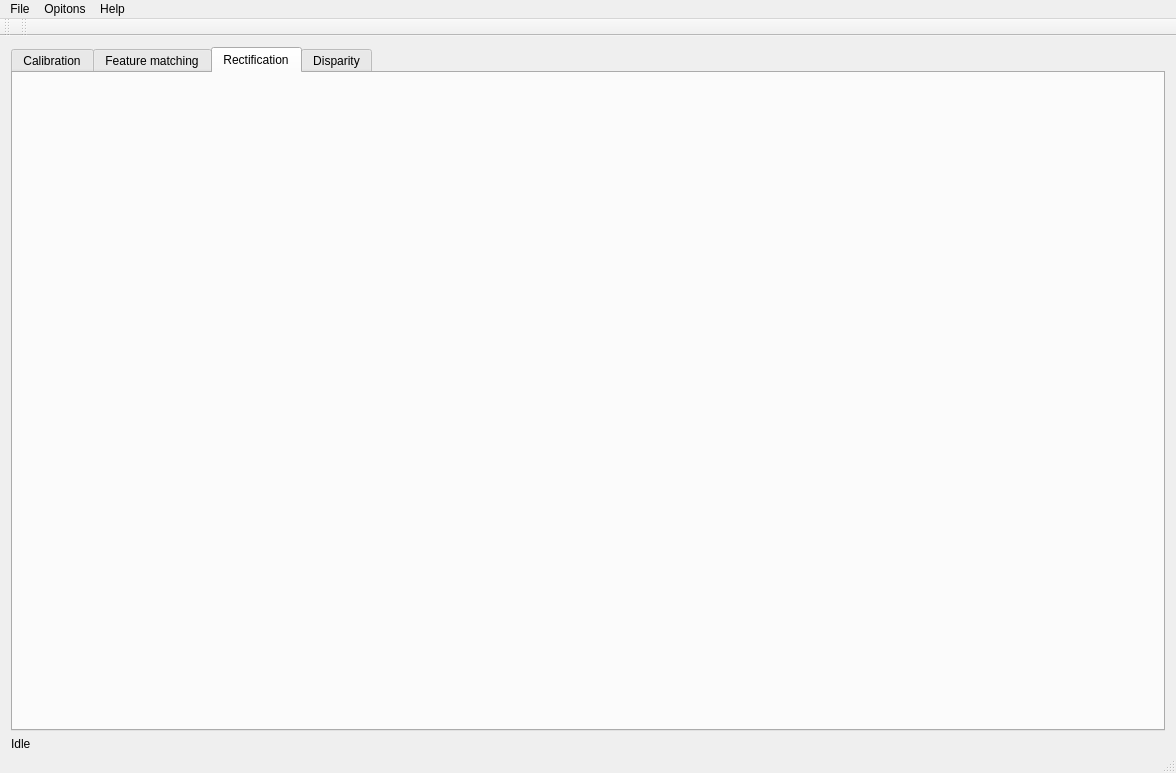
Qt form qtsrc/mainwindow.ui (DzikiBorsuk/praca-inzynierska) before a commit.
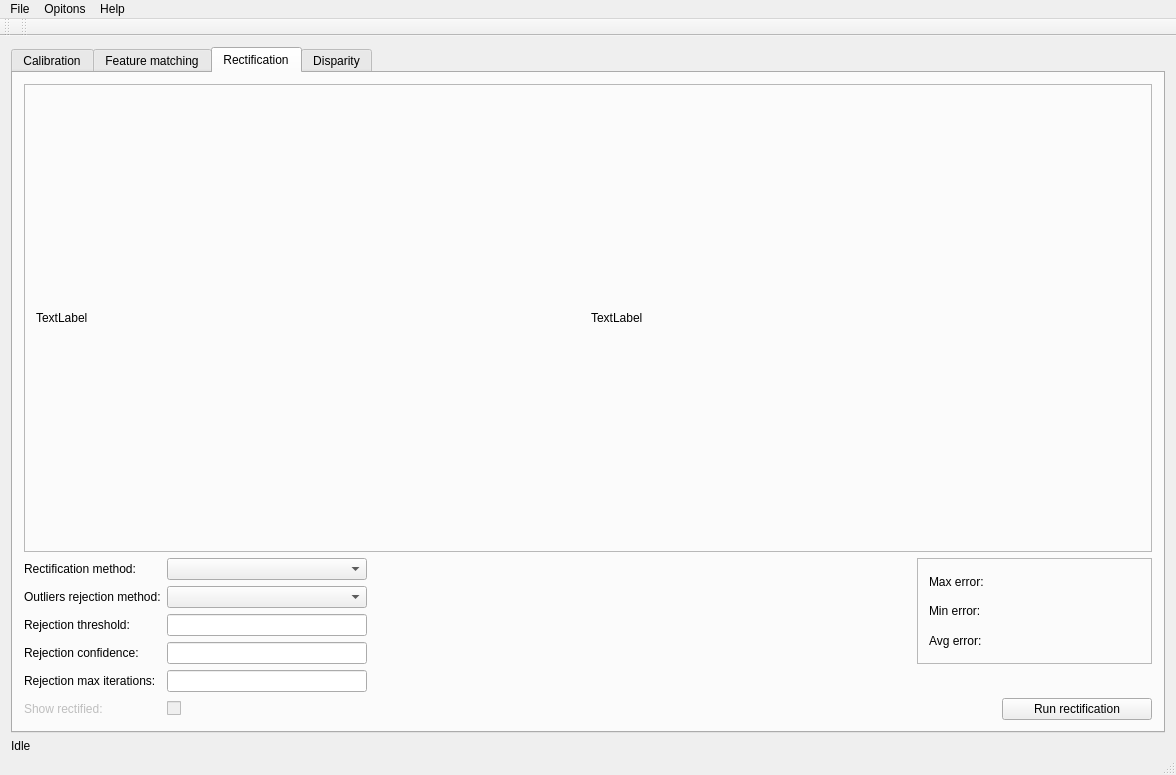
The same form after that commit. The open tabs and pages were chosen to show the change.

What changed in the file:
```diff
--- a/qtsrc/mainwindow.ui
+++ b/qtsrc/mainwindow.ui
@@ -7,7 +7,7 @@
     <x>0</x>
     <y>0</y>
     <width>1169</width>
-    <height>773</height>
+                <height>775</height>
    </rect>
   </property>
   <property name="windowTitle">
@@ -386,7 +386,269 @@
        </attribute>
        <layout class="QVBoxLayout" name="verticalLayout_4">
         <item>
-         <layout class="QGridLayout" name="gridLayout_5"/>
+                                    <layout class="QGridLayout" name="gridLayout_5">
+                                        <item row="2" column="0">
+                                            <widget class="QLabel" name="label">
+                                                <property name="text">
+                                                    <string>Outliers rejection method:</string>
+                                                </property>
+                                            </widget>
+                                        </item>
+                                        <item row="3" column="0">
+                                            <widget class="QLabel" name="label_2">
+                                                <property name="enabled">
+                                                    <bool>true</bool>
+                                                </property>
+                                                <property name="text">
+                                                    <string>Rejection threshold:</string>
+                                                </property>
+                                            </widget>
+                                        </item>
+                                        <item row="6" column="1">
+                                            <widget class="QCheckBox" name="checkBox_showRectified">
+                                                <property name="enabled">
+                                                    <bool>false</bool>
+                                                </property>
+                                                <property name="text">
+                                                    <string/>
+                                                </property>
+                                            </widget>
+                                        </item>
+                                        <item row="5" column="0">
+                                            <widget class="QLabel" name="label_4">
+                                                <property name="text">
+                                                    <string>Rejection max iterations:</string>
+                                                </property>
+                                            </widget>
+                                        </item>
+                                        <item row="0" column="0" colspan="7">
+                                            <widget class="QFrame" name="frame_3">
+                                                <property name="frameShape">
+                                                    <enum>QFrame::StyledPanel</enum>
+                                                </property>
+                                                <property name="frameShadow">
+                                                    <enum>QFrame::Raised</enum>
+                                                </property>
+                                                <layout class="QHBoxLayout" name="horizontalLayout_2">
+                                                    <item>
+                                                        <widget class="QLabel" name="label_rectificationLeftImage">
+                                                            <property name="text">
+                                                                <string>TextLabel</string>
+                                                            </property>
+                                                        </widget>
+                                                    </item>
+                                                    <item>
+                                                        <widget class="QLabel" name="label_rectificationRightImage">
+                                                            <property name="text">
+                                                                <string>TextLabel</string>
+                                                            </property>
+                                                        </widget>
+                                                    </item>
+                                                </layout>
+                                            </widget>
+                                        </item>
+                                        <item row="6" column="0">
+                                            <widget class="QLabel" name="label_showRectified">
+                                                <property name="enabled">
+                                                    <bool>false</bool>
+                                                </property>
+                                                <property name="text">
+                                                    <string>Show rectified:</string>
+                                                </property>
+                                            </widget>
+                                        </item>
+                                        <item row="6" column="5">
+                                            <spacer name="horizontalSpacer_5">
+                                                <property name="orientation">
+                                                    <enum>Qt::Horizontal</enum>
+                                                </property>
+                                                <property name="sizeType">
+                                                    <enum>QSizePolicy::Minimum</enum>
+                                                </property>
+                                                <property name="sizeHint" stdset="0">
+                                                    <size>
+                                                        <width>40</width>
+                                                        <height>20</height>
+                                                    </size>
+                                                </property>
+                                            </spacer>
+                                        </item>
+                                        <item row="6" column="6">
+                                            <widget class="QPushButton" name="pushButton_runRectification">
+                                                <property name="minimumSize">
+                                                    <size>
+                                                        <width>150</width>
+                                                        <height>0</height>
+                                                    </size>
+                                                </property>
+                                                <property name="text">
+                                                    <string>Run rectification</string>
+                                                </property>
+                                            </widget>
+                                        </item>
+                                        <item row="4" column="1" colspan="2">
+                                            <widget class="QLineEdit" name="lineEdit_rectificationRejectionConfidence"/>
+                                        </item>
+                                        <item row="4" column="0">
+                                            <widget class="QLabel" name="label_3">
+                                                <property name="text">
+                                                    <string>Rejection confidence:</string>
+                                                </property>
+                                            </widget>
+                                        </item>
+                                        <item row="1" column="5" rowspan="4" colspan="2">
+                                            <widget class="QFrame" name="frame_2">
+                                                <property name="sizePolicy">
+                                                    <sizepolicy hsizetype="Minimum" vsizetype="Preferred">
+                                                        <horstretch>0</horstretch>
+                                                        <verstretch>0</verstretch>
+                                                    </sizepolicy>
+                                                </property>
+                                                <property name="frameShape">
+                                                    <enum>QFrame::StyledPanel</enum>
+                                                </property>
+                                                <property name="frameShadow">
+                                                    <enum>QFrame::Raised</enum>
+                                                </property>
+                                                <layout class="QGridLayout" name="gridLayout_6">
+                                                    <item row="2" column="0">
+                                                        <widget class="QLabel" name="label_6">
+                                                            <property name="sizePolicy">
+                                                                <sizepolicy hsizetype="Minimum" vsizetype="Preferred">
+                                                                    <horstretch>0</horstretch>
+                                                                    <verstretch>0</verstretch>
+                                                                </sizepolicy>
+                                                            </property>
+                                                            <property name="text">
+                                                                <string>Avg error:</string>
+                                                            </property>
+                                                        </widget>
+                                                    </item>
+                                                    <item row="1" column="0">
+                                                        <widget class="QLabel" name="label_7">
+                                                            <property name="sizePolicy">
+                                                                <sizepolicy hsizetype="Minimum" vsizetype="Preferred">
+                                                                    <horstretch>0</horstretch>
+                                                                    <verstretch>0</verstretch>
+                                                                </sizepolicy>
+                                                            </property>
+                                                            <property name="text">
+                                                                <string>Min error:</string>
+                                                            </property>
+                                                        </widget>
+                                                    </item>
+                                                    <item row="0" column="0">
+                                                        <widget class="QLabel" name="label_8">
+                                                            <property name="sizePolicy">
+                                                                <sizepolicy hsizetype="Minimum" vsizetype="Preferred">
+                                                                    <horstretch>0</horstretch>
+                                                                    <verstretch>0</verstretch>
+                                                                </sizepolicy>
+                                                            </property>
+                                                            <property name="text">
+                                                                <string>Max error:</string>
+                                                            </property>
+                                                        </widget>
+                                                    </item>
+                                                    <item row="0" column="1">
+                                                        <widget class="QLabel" name="label_rectificationMaxError_value">
+                                                            <property name="minimumSize">
+                                                                <size>
+                                                                    <width>150</width>
+                                                                    <height>0</height>
+                                                                </size>
+                                                            </property>
+                                                            <property name="text">
+                                                                <string/>
+                                                            </property>
+                                                        </widget>
+                                                    </item>
+                                                    <item row="1" column="1">
+                                                        <widget class="QLabel" name="label_rectificationMinError_value">
+                                                            <property name="text">
+                                                                <string/>
+                                                            </property>
+                                                        </widget>
+                                                    </item>
+                                                    <item row="2" column="1">
+                                                        <widget class="QLabel" name="label_rectificationAvgError_value">
+                                                            <property name="text">
+                                                                <string/>
+                                                            </property>
+                                                        </widget>
+                                                    </item>
+                                                </layout>
+                                            </widget>
+                                        </item>
+                                        <item row="6" column="3">
+                                            <spacer name="horizontalSpacer_10">
+                                                <property name="orientation">
+                                                    <enum>Qt::Horizontal</enum>
+                                                </property>
+                                                <property name="sizeHint" stdset="0">
+                                                    <size>
+                                                        <width>40</width>
+                                                        <height>20</height>
+                                                    </size>
+                                                </property>
+                                            </spacer>
+                                        </item>
+                                        <item row="5" column="1" colspan="2">
+                                            <widget class="QLineEdit" name="lineEdit_rectificationIterations"/>
+                                        </item>
+                                        <item row="1" column="0">
+                                            <widget class="QLabel" name="label_rectificationMethod">
+                                                <property name="text">
+                                                    <string>Rectification method:</string>
+                                                </property>
+                                            </widget>
+                                        </item>
+                                        <item row="3" column="1" colspan="2">
+                                            <widget class="QLineEdit" name="lineEdit_rectificationRejectionThreshold"/>
+                                        </item>
+                                        <item row="1" column="1" colspan="2">
+                                            <widget class="QComboBox" name="comboBox_rectificationMethod">
+                                                <property name="minimumSize">
+                                                    <size>
+                                                        <width>200</width>
+                                                        <height>0</height>
+                                                    </size>
+                                                </property>
+                                            </widget>
+                                        </item>
+                                        <item row="2" column="1" colspan="2">
+                                            <widget class="QComboBox" name="comboBox_rectificationRejectionMethod"/>
+                                        </item>
+                                        <item row="6" column="4">
+                                            <spacer name="horizontalSpacer_6">
+                                                <property name="orientation">
+                                                    <enum>Qt::Horizontal</enum>
+                                                </property>
+                                                <property name="sizeHint" stdset="0">
+                                                    <size>
+                                                        <width>40</width>
+                                                        <height>20</height>
+                                                    </size>
+                                                </property>
+                                            </spacer>
+                                        </item>
+                                        <item row="5" column="6">
+                                            <spacer name="horizontalSpacer_7">
+                                                <property name="orientation">
+                                                    <enum>Qt::Horizontal</enum>
+                                                </property>
+                                                <property name="sizeType">
+                                                    <enum>QSizePolicy::Minimum</enum>
+                                                </property>
+                                                <property name="sizeHint" stdset="0">
+                                                    <size>
+                                                        <width>40</width>
+                                                        <height>20</height>
+                                                    </size>
+                                                </property>
+                                            </spacer>
+                                        </item>
+                                    </layout>
         </item>
        </layout>
       </widget>
```
Left out of the diff: 22 changed lines with no effect on the pictures. Lines whose indentation alone changed are shown as unchanged.
